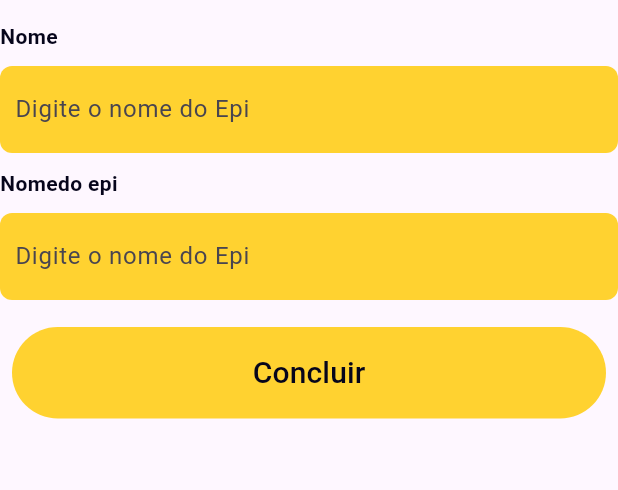
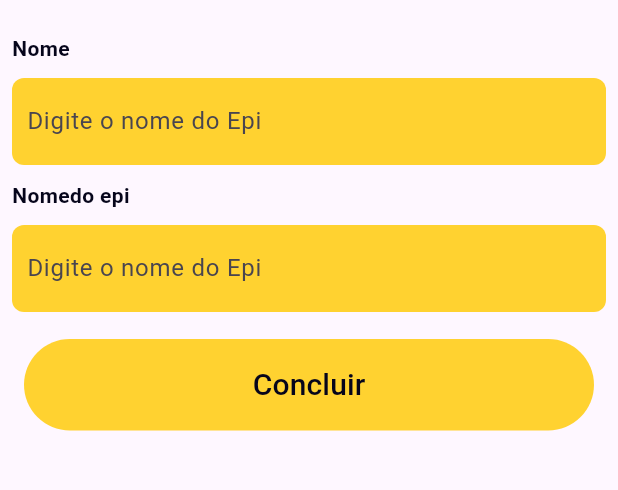
Before and after one commit to akafs22/projetoepi, a Flutter app: the Admin screen opened by its route, after a tap on "Cadastrar Epi", on a phone screen of 412 x 824 dp, the part 63-553 px from its top. Run offline on Flutter 3.47's test engine with Material 3 defaults, Android fonts, the phone set to English and light mode, and no system bars; our stand-ins replace brasil_fields, shared_preferences; accounts and stored records are empty.

Commit message:
21/06/24 2

```diff
--- a/projetoepi/lib/pages/admin/adm_epi.dart
+++ b/projetoepi/lib/pages/admin/adm_epi.dart
@@ -25,7 +25,9 @@ class _AdminEpiState extends State<AdminEpi> {
           appBar: AppBar(
             title: const Text('Administrativo'),
           ),
-          body: Center(
+          body: Padding(
+            padding: const EdgeInsets.all(8.0),
+            child: Center(
               child: Column(
                 children: [
                   customTextField(
@@ -61,6 +63,7 @@ class _AdminEpiState extends State<AdminEpi> {
                           status: epiprovider.carregando)
                 ],
               ),
+            ),
           )),
     );
     });
--- a/projetoepi/lib/pages/admin/adm_func.dart
+++ b/projetoepi/lib/pages/admin/adm_func.dart
@@ -42,7 +42,9 @@ class _AdminFuncState extends State<AdminFunc> {
           appBar: AppBar(
             title: const Text('Administrativo'),
           ),
-          body: SingleChildScrollView(
+          body: Padding(
+            padding: const EdgeInsets.all(8.0),
+            child: SingleChildScrollView(
               child: Form(
                 child: Center(
                   child: Column(
@@ -114,6 +116,7 @@ class _AdminFuncState extends State<AdminFunc> {
                   ),
                 ),
               ),
+            ),
           ));
     });
   }
--- a/projetoepi/lib/pages/admin/admin.dart
+++ b/projetoepi/lib/pages/admin/admin.dart
@@ -15,7 +15,9 @@ class _AdminState extends State<Admin> {
       appBar: AppBar(
         title: const Text("Administrativo"),
       ),
-      body: Center(
+      body: Padding(
+        padding: const EdgeInsets.all(8.0),
+        child: Center(
           child: Column(
             children: [
               const Text("Bemn-vindo"),
@@ -40,6 +42,7 @@ class _AdminState extends State<Admin> {
             ],
           ),
         ),
+      ),
     );
   }
 }
--- a/projetoepi/lib/pages/confirm_password.dart
+++ b/projetoepi/lib/pages/confirm_password.dart
@@ -23,7 +23,9 @@ class ConfirmPassword extends StatelessWidget {
         appBar: AppBar(
           title: const Text('Confirme a Senha'),
         ),
-        body: Center(
+        body: Padding(
+          padding: const EdgeInsets.all(8.0),
+          child: Center(
             child: Column(
               mainAxisAlignment: MainAxisAlignment.center,
               children: [
@@ -63,6 +65,7 @@ class ConfirmPassword extends StatelessWidget {
               ],
             ),
           ),
+        ),
       );
     });
   }
--- a/projetoepi/lib/pages/homepage.dart
+++ b/projetoepi/lib/pages/homepage.dart
@@ -31,7 +31,9 @@ class _HomePageState extends State<HomePage> {
           centerTitle: true,
           backgroundColor: const Color.fromARGB(255, 255, 249, 197),
         ),
-        body: Container(
+        body: Padding(
+          padding: const EdgeInsets.all(8.0),
+          child: Container(
             color: Colors.white,
             child: Column(
               mainAxisAlignment: MainAxisAlignment.center,
@@ -90,6 +92,7 @@ class _HomePageState extends State<HomePage> {
               ],
             ),
           ),
+        ),
       );
     });
   }
--- a/projetoepi/lib/pages/signup_screen.dart
+++ b/projetoepi/lib/pages/signup_screen.dart
@@ -43,7 +43,9 @@ class _SignupFormState extends State<SignupForm> {
   @override
   Widget build(BuildContext context) {
     return Consumer<UsuarioCadastro>(builder: (context, usuario, _) {
-      return Center(
+      return Padding(
+        padding: const EdgeInsets.all(8.0),
+        child: Center(
           child: Column(
             mainAxisAlignment: MainAxisAlignment.center,
             children: [
@@ -89,6 +91,7 @@ class _SignupFormState extends State<SignupForm> {
               )
             ],
           ),
+        ),
       );
     });
   }
```
Also changed, not shown: projetoepi/lib/pages/admin/adm_entrega.dart (+5 -2 lines). Lines whose indentation alone changed are shown as unchanged.
